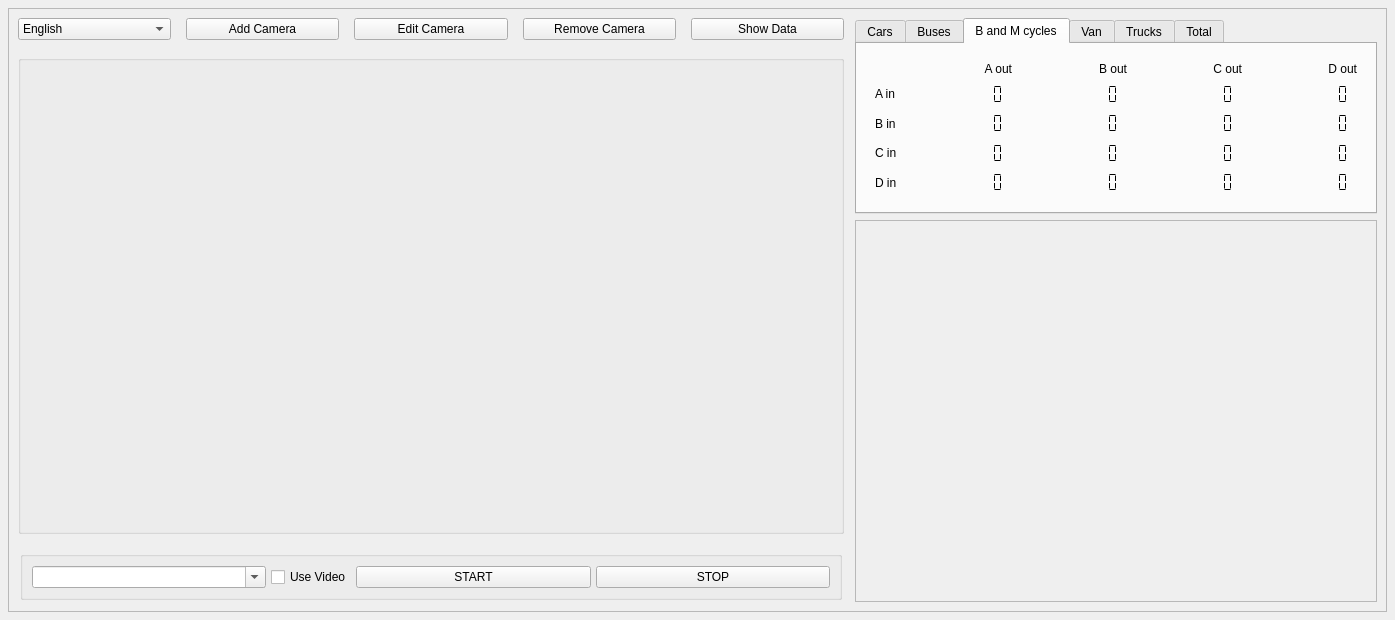
Old version of the form qt/form.ui in the repository EdgeOfAI/vehicle_counter_pyqt_app.
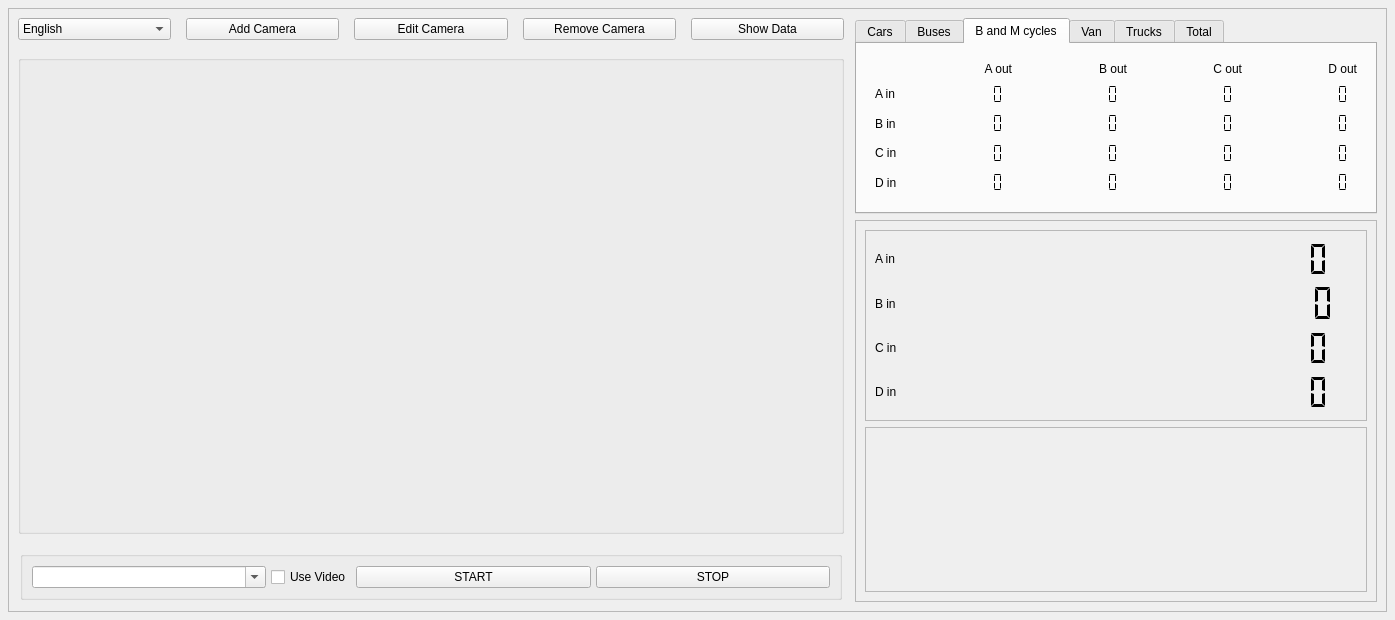
New version of the form. Custom widgets are drawn as their Qt base class.

Commit message: count error fix

```diff
--- a/qt/form.ui
+++ b/qt/form.ui
@@ -232,16 +232,6 @@
         <property name="leftMargin">
          <number>5</number>
         </property>
-        <item row="1" column="0">
-         <widget class="QFrame" name="frame_2">
-          <property name="frameShape">
-           <enum>QFrame::StyledPanel</enum>
-          </property>
-          <property name="frameShadow">
-           <enum>QFrame::Raised</enum>
-          </property>
-         </widget>
-        </item>
         <item row="0" column="0">
          <widget class="QTabWidget" name="sidewiseCountMatrixDisplay">
           <property name="sizePolicy">
@@ -2256,6 +2246,155 @@
           </widget>
          </widget>
         </item>
+        <item row="2" column="0">
+         <widget class="QFrame" name="frame_2">
+          <property name="frameShape">
+           <enum>QFrame::StyledPanel</enum>
+          </property>
+          <property name="frameShadow">
+           <enum>QFrame::Raised</enum>
+          </property>
+          <layout class="QVBoxLayout" name="verticalLayout_7">
+           <item>
+            <widget class="QFrame" name="frame_3">
+             <property name="minimumSize">
+              <size>
+               <width>0</width>
+               <height>191</height>
+              </size>
+             </property>
+             <property name="maximumSize">
+              <size>
+               <width>16777215</width>
+               <height>191</height>
+              </size>
+             </property>
+             <property name="frameShape">
+              <enum>QFrame::StyledPanel</enum>
+             </property>
+             <property name="frameShadow">
+              <enum>QFrame::Raised</enum>
+             </property>
+             <property name="lineWidth">
+              <number>0</number>
+             </property>
+             <layout class="QHBoxLayout" name="horizontalLayout_10">
+              <item>
+               <layout class="QVBoxLayout" name="verticalLayout_6">
+                <item>
+                 <layout class="QHBoxLayout" name="horizontalLayout">
+                  <item>
+                   <widget class="QLabel" name="aInLabel">
+                    <property name="text">
+                     <string>A in</string>
+                    </property>
+                   </widget>
+                  </item>
+                  <item>
+                   <widget class="QLCDNumber" name="aInCount">
+                    <property name="lineWidth">
+                     <number>0</number>
+                    </property>
+                    <property name="digitCount">
+                     <number>10</number>
+                    </property>
+                    <property name="segmentStyle">
+                     <enum>QLCDNumber::Flat</enum>
+                    </property>
+                   </widget>
+                  </item>
+                 </layout>
+                </item>
+                <item>
+                 <layout class="QHBoxLayout" name="horizontalLayout_5">
+                  <item>
+                   <widget class="QLabel" name="bInLabel">
+                    <property name="text">
+                     <string>B in</string>
+                    </property>
+                   </widget>
+                  </item>
+                  <item>
+                   <widget class="QLCDNumber" name="bInCount">
+                    <property name="lineWidth">
+                     <number>0</number>
+                    </property>
+                    <property name="digitCount">
+                     <number>10</number>
+                    </property>
+                    <property name="segmentStyle">
+                     <enum>QLCDNumber::Flat</enum>
+                    </property>
+                   </widget>
+                  </item>
+                 </layout>
+                </item>
+                <item>
+                 <layout class="QHBoxLayout" name="horizontalLayout_6">
+                  <item>
+                   <widget class="QLabel" name="cInLabel">
+                    <property name="text">
+                     <string>C in</string>
+                    </property>
+                   </widget>
+                  </item>
+                  <item>
+                   <widget class="QLCDNumber" name="cInCount">
+                    <property name="lineWidth">
+                     <number>0</number>
+                    </property>
+                    <property name="digitCount">
+                     <number>10</number>
+                    </property>
+                    <property name="segmentStyle">
+                     <enum>QLCDNumber::Flat</enum>
+                    </property>
+                   </widget>
+                  </item>
+                 </layout>
+                </item>
+                <item>
+                 <layout class="QHBoxLayout" name="horizontalLayout_7">
+                  <item>
+                   <widget class="QLabel" name="dInLabel">
+                    <property name="text">
+                     <string>D in</string>
+                    </property>
+                   </widget>
+                  </item>
+                  <item>
+                   <widget class="QLCDNumber" name="dInCount">
+                    <property name="lineWidth">
+                     <number>0</number>
+                    </property>
+                    <property name="digitCount">
+                     <number>10</number>
+                    </property>
+                    <property name="segmentStyle">
+                     <enum>QLCDNumber::Flat</enum>
+                    </property>
+                   </widget>
+                  </item>
+                 </layout>
+                </item>
+               </layout>
+              </item>
+             </layout>
+            </widget>
+           </item>
+           <item>
+            <widget class="QFrame" name="frame_4">
+             <property name="frameShape">
+              <enum>QFrame::StyledPanel</enum>
+             </property>
+             <property name="frameShadow">
+              <enum>QFrame::Raised</enum>
+             </property>
+            </widget>
+           </item>
+          </layout>
+         </widget>
+        </item>
        </layout>
       </item>
      </layout>
```
The commit also changes 6 other files.
